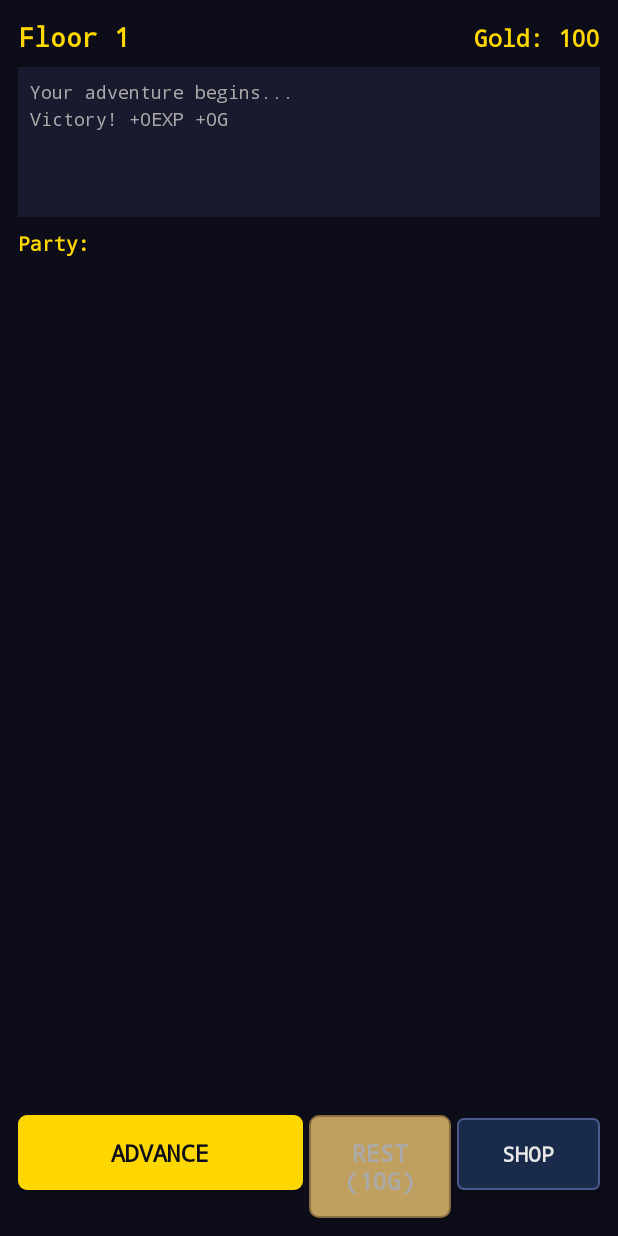
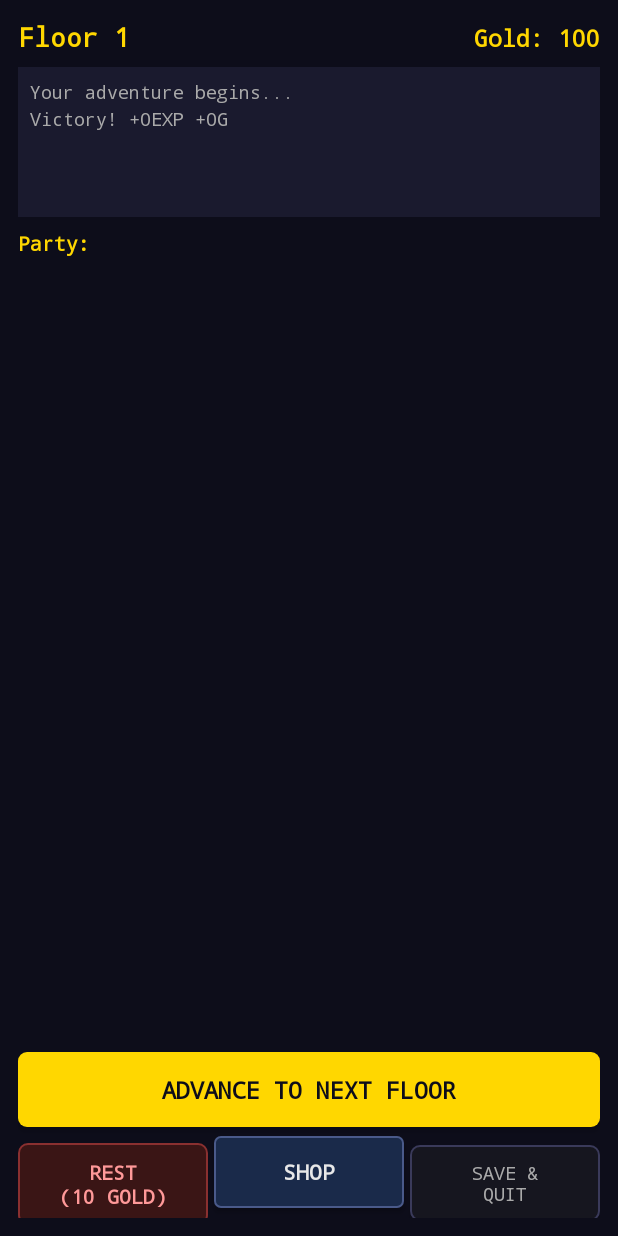
Before and after one commit to taylorpritchard/claude-experiments, an Android app: the ExploreActivity screen opened directly, with no data from a screen before it, on a phone screen of 412 x 824 dp. Run offline under Robolectric (Android 15) with nearby library versions, the phone set to English and light mode, and no system bars.

Commit message:
Fix legibility, UX friction, sounds, and battle animations
Buttons:
- BronzeButton text was #aaaaaa gray on bronze — changed to #0d0d1a (dark)
  so CONTINUE is now legible
- Rest gets dedicated RestButton (dark red) to visually signal cost
- New QuitButton style (dark charcoal) for Save & Quit
- Explore layout restructured: Advance full-width on top; Rest/Shop/Quit row below

Save & Quit:
- New btnSaveQuit saves then navigates to MainActivity clearing the back stack
- MainActivity.onResume re-evaluates CONTINUE so returning via Quit updates it

Rest:
- Now shows confirmation dialog listing current gold before deducting

Sounds:
- All amplitudes reduced ~65% (was 0.30-0.50, now 0.12-0.16)
- Every sound now has explicit fade-in + fade-out ramps to eliminate the
  click/pop caused by non-zero amplitude at buffer boundaries
- Attack sound replaced: white noise burst -> low-frequency thump (75 Hz
  body + 22% noise texture) — much less harsh

Animations:
- Hit detection was keying on "takes" which almost never appears in battle
  messages; now reads playerActions directly (no string parsing)
- Enemy panel: physical attack -> shake, magic -> scale-pulse + alpha flash
- Party panel: enemy hit -> shake + alpha dim flash + SoundManager.hit()

https://claude.ai/code/session_01SwqU86tGgSFJA7C8nzSgz9

```diff
--- a/stormquest/app/src/main/java/com/stormquest/ui/ExploreActivity.kt
+++ b/stormquest/app/src/main/java/com/stormquest/ui/ExploreActivity.kt
@@ -22,22 +22,25 @@ class ExploreActivity : AppCompatActivity() {
     private lateinit var btnAdvance: Button
     private lateinit var btnRest: Button
     private lateinit var btnShop: Button
+    private lateinit var btnSaveQuit: Button
 
     override fun onCreate(savedInstanceState: Bundle?) {
         super.onCreate(savedInstanceState)
         setContentView(R.layout.activity_explore)
 
-        tvFloor = findViewById(R.id.tvFloor)
-        tvGold = findViewById(R.id.tvGold)
-        tvLog = findViewById(R.id.tvLog)
+        tvFloor      = findViewById(R.id.tvFloor)
+        tvGold       = findViewById(R.id.tvGold)
+        tvLog        = findViewById(R.id.tvLog)
         llPartyStatus = findViewById(R.id.llPartyStatus)
-        btnAdvance = findViewById(R.id.btnAdvance)
-        btnRest = findViewById(R.id.btnRest)
-        btnShop = findViewById(R.id.btnShop)
+        btnAdvance   = findViewById(R.id.btnAdvance)
+        btnRest      = findViewById(R.id.btnRest)
+        btnShop      = findViewById(R.id.btnShop)
+        btnSaveQuit  = findViewById(R.id.btnSaveQuit)
 
-        btnAdvance.setOnClickListener { SoundManager.click(); onAdvance() }
-        btnRest.setOnClickListener    { SoundManager.click(); onRest() }
-        btnShop.setOnClickListener    { SoundManager.click(); onShop() }
+        btnAdvance.setOnClickListener  { SoundManager.click(); onAdvance() }
+        btnRest.setOnClickListener     { onRestConfirm() }
+        btnShop.setOnClickListener     { SoundManager.click(); onShop() }
+        btnSaveQuit.setOnClickListener { onSaveQuit() }
 
         refresh()
     }
@@ -50,39 +53,35 @@ class ExploreActivity : AppCompatActivity() {
 
     private fun refresh() {
         tvFloor.text = "Floor ${GameState.currentFloor}"
-        tvGold.text = "Gold: ${GameState.gold}"
+        tvGold.text  = "Gold: ${GameState.gold}"
         updateLog()
         updatePartyStatus()
-
-        if (!GameState.isPartyAlive()) {
-            showGameOver()
-        }
+        if (!GameState.isPartyAlive()) showGameOver()
     }
 
     private fun updateLog() {
-        val logs = GameState.getLastLogs(5)
-        tvLog.text = logs.joinToString("\n")
+        tvLog.text = GameState.getLastLogs(5).joinToString("\n")
     }
 
     private fun updatePartyStatus() {
         llPartyStatus.removeAllViews()
         val inflater = LayoutInflater.from(this)
         for (char in GameState.party) {
-            val row = inflater.inflate(R.layout.item_party_status_row, llPartyStatus, false)
-            val tvName = row.findViewById<TextView>(R.id.tvCharName)
+            val row    = inflater.inflate(R.layout.item_party_status_row, llPartyStatus, false)
+            val tvName  = row.findViewById<TextView>(R.id.tvCharName)
             val tvClass = row.findViewById<TextView>(R.id.tvCharClass)
             val tvHpVal = row.findViewById<TextView>(R.id.tvHpValue)
             val tvMpVal = row.findViewById<TextView>(R.id.tvMpValue)
-            val pbHp = row.findViewById<ProgressBar>(R.id.pbHp)
-            val pbMp = row.findViewById<ProgressBar>(R.id.pbMp)
+            val pbHp    = row.findViewById<ProgressBar>(R.id.pbHp)
+            val pbMp    = row.findViewById<ProgressBar>(R.id.pbMp)
 
-            tvName.text = char.name
+            tvName.text  = char.name
             tvClass.text = "Lv${char.level} ${char.characterClass.displayName}"
             tvHpVal.text = "${char.currentHp}/${char.maxHp}"
             tvMpVal.text = "${char.currentMp}/${char.maxMp}"
-            pbHp.max = char.maxHp
+            pbHp.max     = char.maxHp
             pbHp.progress = char.currentHp
-            pbMp.max = if (char.maxMp > 0) char.maxMp else 1
+            pbMp.max     = if (char.maxMp > 0) char.maxMp else 1
             pbMp.progress = char.currentMp
 
             if (!char.isAlive) {
@@ -90,32 +89,22 @@ class ExploreActivity : AppCompatActivity() {
                 tvClass.setTextColor(Color.parseColor("#555555"))
                 tvHpVal.setTextColor(Color.parseColor("#555555"))
             }
-
             llPartyStatus.addView(row)
         }
     }
 
     private fun onAdvance() {
-        if (!GameState.isPartyAlive()) {
-            showGameOver()
-            return
-        }
-
+        if (!GameState.isPartyAlive()) { showGameOver(); return }
         GameState.advanceFloor()
         GameState.addLog("--- Entering Floor ${GameState.currentFloor} ---")
-
         if (GameState.isBossFloor()) {
-            // Boss battle
             GameState.addLog("A powerful presence fills the air...")
-            val bossEnemy = BattleEnemy.fromData(Enemies.SHADOW_DRAGON)
-            startBattle(listOf(bossEnemy))
+            startBattle(listOf(BattleEnemy.fromData(Enemies.SHADOW_DRAGON)))
         } else {
-            // Random encounter chance: 70%
-            val roll = Random.nextInt(100)
-            if (roll < 70) {
-                val enemies = generateRandomEncounter()
-                GameState.addLog("Enemies appear! ${enemies.map { it.displayName }.joinToString(", ")}")
-                startBattle(enemies)
+            if (Random.nextInt(100) < 70) {
+                val enc = generateRandomEncounter()
+                GameState.addLog("Enemies appear! ${enc.map { it.displayName }.joinToString(", ")}")
+                startBattle(enc)
             } else {
                 GameState.addLog("You advance safely...")
                 refresh()
@@ -124,10 +113,10 @@ class ExploreActivity : AppCompatActivity() {
     }
 
     private fun generateRandomEncounter(): List<BattleEnemy> {
-        val pool = Enemies.getEnemiesForFloor(GameState.currentFloor)
+        val pool  = Enemies.getEnemiesForFloor(GameState.currentFloor)
         val count = (1..4).random()
-        val enemyData = pool.random()
-        return (0 until count).map { BattleEnemy.fromData(enemyData, if (count > 1) it else 0) }
+        val data  = pool.random()
+        return (0 until count).map { BattleEnemy.fromData(data, if (count > 1) it else 0) }
     }
 
     private fun startBattle(enemies: List<BattleEnemy>) {
@@ -136,11 +125,16 @@ class ExploreActivity : AppCompatActivity() {
         startActivity(intent)
     }
 
-    private fun onRest() {
+    private fun onRestConfirm() {
         if (GameState.gold < 10) {
-            Toast.makeText(this, "Not enough gold to rest! (Need 10)", Toast.LENGTH_SHORT).show()
+            Toast.makeText(this, "Need 10 gold to rest!", Toast.LENGTH_SHORT).show()
             return
         }
+        AlertDialog.Builder(this)
+            .setTitle("Rest")
+            .setMessage("Spend 10 gold to fully restore the party's HP and MP?\n\nCurrent gold: ${GameState.gold}")
+            .setPositiveButton("Rest (10 gold)") { _, _ ->
+                SoundManager.click()
                 GameState.gold -= 10
                 for (char in GameState.party) {
                     if (char.isAlive) {
@@ -148,12 +142,22 @@ class ExploreActivity : AppCompatActivity() {
                         char.currentMp = char.maxMp
                     }
                 }
-        GameState.addLog("The party rests and recovers (cost: 10 gold).")
+                GameState.addLog("The party rests and recovers. (-10 gold)")
                 refresh()
+            }
+            .setNegativeButton("Cancel", null)
+            .show()
     }
 
     private fun onShop() {
-        val intent = Intent(this, ShopActivity::class.java)
+        startActivity(Intent(this, ShopActivity::class.java))
+    }
+
+    private fun onSaveQuit() {
+        SaveManager.save(this)
+        SoundManager.click()
+        val intent = Intent(this, com.stormquest.MainActivity::class.java)
+        intent.flags = Intent.FLAG_ACTIVITY_NEW_TASK or Intent.FLAG_ACTIVITY_CLEAR_TASK
         startActivity(intent)
     }
 
--- /dev/null
+++ b/stormquest/app/src/main/res/drawable/btn_quit.xml
@@ -0,0 +1,16 @@
+<?xml version="1.0" encoding="utf-8"?>
+<selector xmlns:android="http://schemas.android.com/apk/res/android">
+    <item android:state_pressed="true">
+        <shape android:shape="rectangle">
+            <solid android:color="#2a2a3a"/>
+            <corners android:radius="6dp"/>
+        </shape>
+    </item>
+    <item>
+        <shape android:shape="rectangle">
+            <solid android:color="#16161f"/>
+            <stroke android:width="1dp" android:color="#3a3a5a"/>
+            <corners android:radius="6dp"/>
+        </shape>
+    </item>
+</selector>
--- /dev/null
+++ b/stormquest/app/src/main/res/drawable/btn_rest.xml
@@ -0,0 +1,23 @@
+<?xml version="1.0" encoding="utf-8"?>
+<selector xmlns:android="http://schemas.android.com/apk/res/android">
+    <item android:state_pressed="true">
+        <shape android:shape="rectangle">
+            <solid android:color="#6a2020"/>
+            <corners android:radius="6dp"/>
+        </shape>
+    </item>
+    <item android:state_enabled="false">
+        <shape android:shape="rectangle">
+            <solid android:color="#2a2a2a"/>
+            <stroke android:width="1dp" android:color="#3a2020"/>
+            <corners android:radius="6dp"/>
+        </shape>
+    </item>
+    <item>
+        <shape android:shape="rectangle">
+            <solid android:color="#3a1515"/>
+            <stroke android:width="1dp" android:color="#8a3030"/>
+            <corners android:radius="6dp"/>
+        </shape>
+    </item>
+</selector>
--- a/stormquest/app/src/main/res/layout/activity_explore.xml
+++ b/stormquest/app/src/main/res/layout/activity_explore.xml
@@ -74,27 +74,26 @@
     </ScrollView>
 
     <!-- Bottom action buttons -->
+    <Button
+        android:id="@+id/btnAdvance"
+        android:layout_width="match_parent"
+        android:layout_height="wrap_content"
+        android:text="Advance to Next Floor"
+        style="@style/GoldButton"
+        android:layout_marginBottom="6dp"/>
+
     <LinearLayout
         android:layout_width="match_parent"
         android:layout_height="wrap_content"
         android:orientation="horizontal">
 
         <Button
-            android:id="@+id/btnAdvance"
-            android:layout_width="0dp"
-            android:layout_height="wrap_content"
-            android:layout_weight="2"
-            android:text="Advance"
-            style="@style/GoldButton"
-            android:layout_marginEnd="4dp"/>
-
-        <Button
             android:id="@+id/btnRest"
             android:layout_width="0dp"
             android:layout_height="wrap_content"
             android:layout_weight="1"
-            android:text="Rest\n(10G)"
-            style="@style/BronzeButton"
+            android:text="Rest\n(10 gold)"
+            style="@style/RestButton"
             android:layout_marginEnd="4dp"/>
 
         <Button
@@ -103,7 +102,16 @@
             android:layout_height="wrap_content"
             android:layout_weight="1"
             android:text="Shop"
-            style="@style/ActionButton"/>
+            style="@style/ActionButton"
+            android:layout_marginEnd="4dp"/>
+
+        <Button
+            android:id="@+id/btnSaveQuit"
+            android:layout_width="0dp"
+            android:layout_height="wrap_content"
+            android:layout_weight="1"
+            android:text="Save &amp;\nQuit"
+            style="@style/QuitButton"/>
     </LinearLayout>
 
 </LinearLayout>
--- a/stormquest/app/src/main/res/values/themes.xml
+++ b/stormquest/app/src/main/res/values/themes.xml
@@ -43,11 +43,28 @@
 
     <style name="BronzeButton">
         <item name="android:background">@drawable/btn_secondary</item>
-        <item name="android:textColor">@color/text_secondary</item>
+        <item name="android:textColor">#0d0d1a</item>
         <item name="android:textSize">16sp</item>
         <item name="android:textStyle">bold</item>
         <item name="android:fontFamily">monospace</item>
         <item name="android:padding">14dp</item>
+    </style>
+
+    <style name="RestButton">
+        <item name="android:background">@drawable/btn_rest</item>
+        <item name="android:textColor">#ff9999</item>
+        <item name="android:textSize">13sp</item>
+        <item name="android:textStyle">bold</item>
+        <item name="android:fontFamily">monospace</item>
+        <item name="android:padding">10dp</item>
+    </style>
+
+    <style name="QuitButton">
+        <item name="android:background">@drawable/btn_quit</item>
+        <item name="android:textColor">@color/text_secondary</item>
+        <item name="android:textSize">12sp</item>
+        <item name="android:fontFamily">monospace</item>
+        <item name="android:padding">10dp</item>
     </style>
 
     <style name="ActionButton">
```
Also changed, not shown: stormquest/app/src/main/java/com/stormquest/MainActivity.kt (+12 -7 lines), stormquest/app/src/main/java/com/stormquest/ui/BattleActivity.kt (+29 -8 lines), stormquest/app/src/main/java/com/stormquest/ui/SoundManager.kt (+50 -38 lines). Lines whose indentation alone changed are shown as unchanged.
